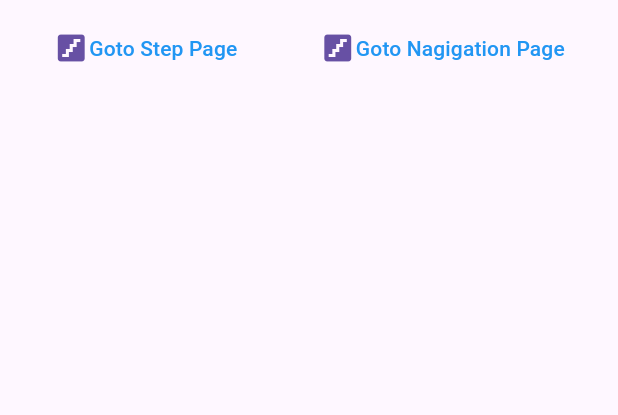
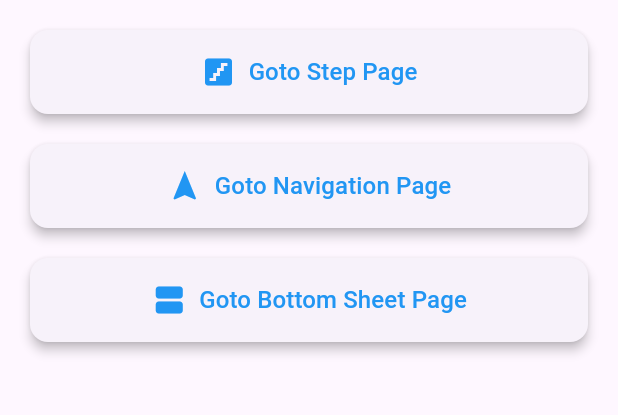
Before and after one commit to mhbabu/common_widget, a Flutter app: the screen it shows after launch, on a phone screen of 412 x 824 dp, the part 84-499 px from its top. Run offline on Flutter 3.47's test engine with Material 3 defaults, Android fonts, the light colour scheme and no system bars; our stand-ins replace flutter_svg.

Commit message:
Bottom modalsheet done

```diff
--- a/lib/home_screen.dart
+++ b/lib/home_screen.dart
@@ -1,4 +1,5 @@
 import 'package:flutter/material.dart';
+import 'package:my_widget/bottom_sheet_screen.dart';
 import 'package:my_widget/navigationbar_screen.dart';
 import 'package:my_widget/step_screen.dart';
 
@@ -19,59 +20,69 @@ class _HomeScreenState extends State<HomeScreen> {
           style: TextStyle(color: Colors.white),
         ),
         backgroundColor: const Color.fromARGB(255, 32, 10, 61),
-        iconTheme: const IconThemeData(
-          color: Colors.white,
-        ), // 👈 This fixes the arrow color
+        iconTheme: const IconThemeData(color: Colors.white),
       ),
-
       body: SafeArea(
         child: Padding(
-          padding: EdgeInsets.all(8.0),
-          child: Row(
-            mainAxisAlignment: MainAxisAlignment.spaceAround,
-            children: [
-              TextButton(
-                onPressed: () {
-                  Navigator.push(
-                    context,
-                    MaterialPageRoute(builder: (context) => const StepScreen()),
-                  );
-                },
-                child: Row(
-                  mainAxisSize: MainAxisSize.min,
-                  children: [
-                    Icon(Icons.stairs, size: 24),
-                    Text(
-                      'Goto Step Page',
-                      style: TextStyle(color: Colors.blue),
-                    ),
-                  ],
+          padding: const EdgeInsets.all(16.0),
+          child: SingleChildScrollView(
+            child: Column(
+              crossAxisAlignment: CrossAxisAlignment.stretch,
+              children: [
+                _buildButton(
+                  context,
+                  icon: Icons.stairs,
+                  label: 'Goto Step Page',
+                  page: const StepScreen(),
                 ),
-              ),
-              TextButton(
-                onPressed: () {
-                  Navigator.push(
-                    context,
-                    MaterialPageRoute(
-                      builder: (context) => const NagivationScreen(),
-                    ),
-                  );
-                },
-                child: Row(
-                  mainAxisSize: MainAxisSize.min,
-                  children: [
-                    Icon(Icons.stairs, size: 24),
-                    Text(
-                      'Goto Nagigation Page',
-                      style: TextStyle(color: Colors.blue),
-                    ),
-                  ],
+                const SizedBox(height: 12),
+                _buildButton(
+                  context,
+                  icon: Icons.navigation,
+                  label: 'Goto Navigation Page',
+                  page: const NagivationScreen(),
                 ),
-              ),
-            ],
+                const SizedBox(height: 12),
+                _buildButton(
+                  context,
+                  icon: Icons.view_agenda,
+                  label: 'Goto Bottom Sheet Page',
+                  page: const BottomSheetScreen(),
+                ),
+              ],
+            ),
           ),
         ),
       ),
     );
   }
+
+  Widget _buildButton(BuildContext context, { required IconData icon, required String label, required Widget page,}) {
+    return Card(
+      shape: RoundedRectangleBorder(borderRadius: BorderRadius.circular(12)),
+      elevation: 3,
+      child: TextButton(
+        style: TextButton.styleFrom(
+          padding: const EdgeInsets.symmetric(vertical: 16, horizontal: 12),
+        ),
+        onPressed: () {
+          Navigator.push(
+            context,
+            MaterialPageRoute(builder: (context) => page),
+          );
+        },
+        child: Row(
+          mainAxisAlignment: MainAxisAlignment.center,
+          children: [
+            Icon(icon, size: 24, color: Colors.blue),
+            const SizedBox(width: 8),
+            Text(
+              label,
+              style: const TextStyle(color: Colors.blue, fontSize: 16),
+            ),
+          ],
+        ),
+      ),
+    );
+  }
 }
```
Also changed, not shown: lib/bottom_sheet_screen.dart (added, +60 -0 lines).
